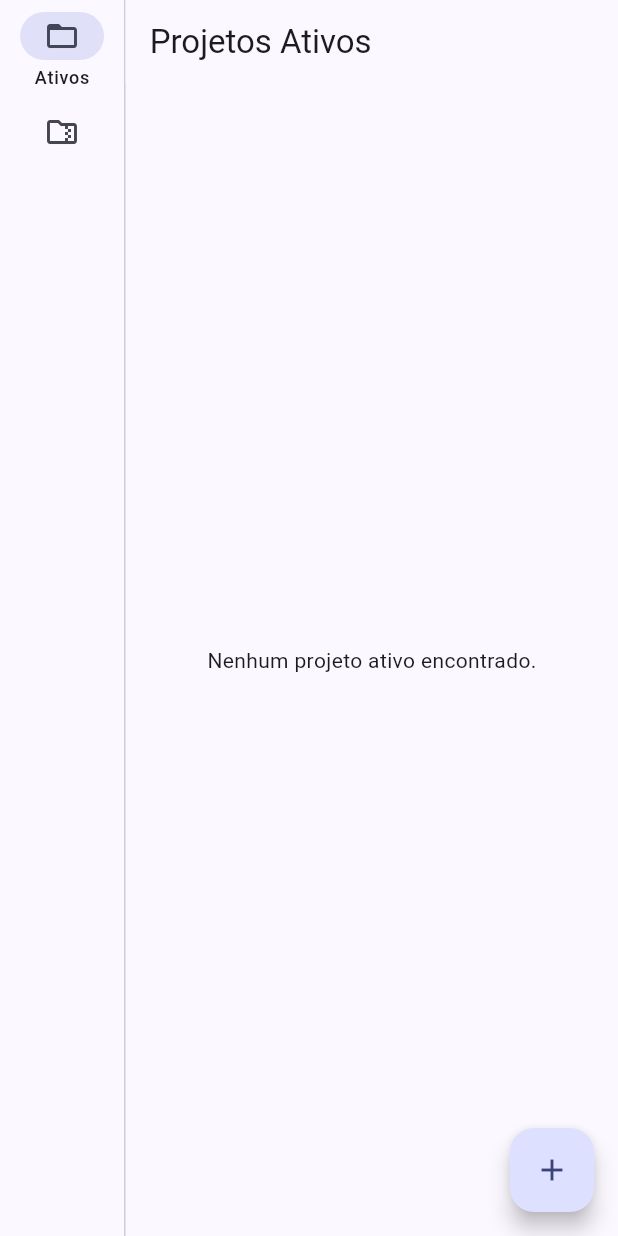
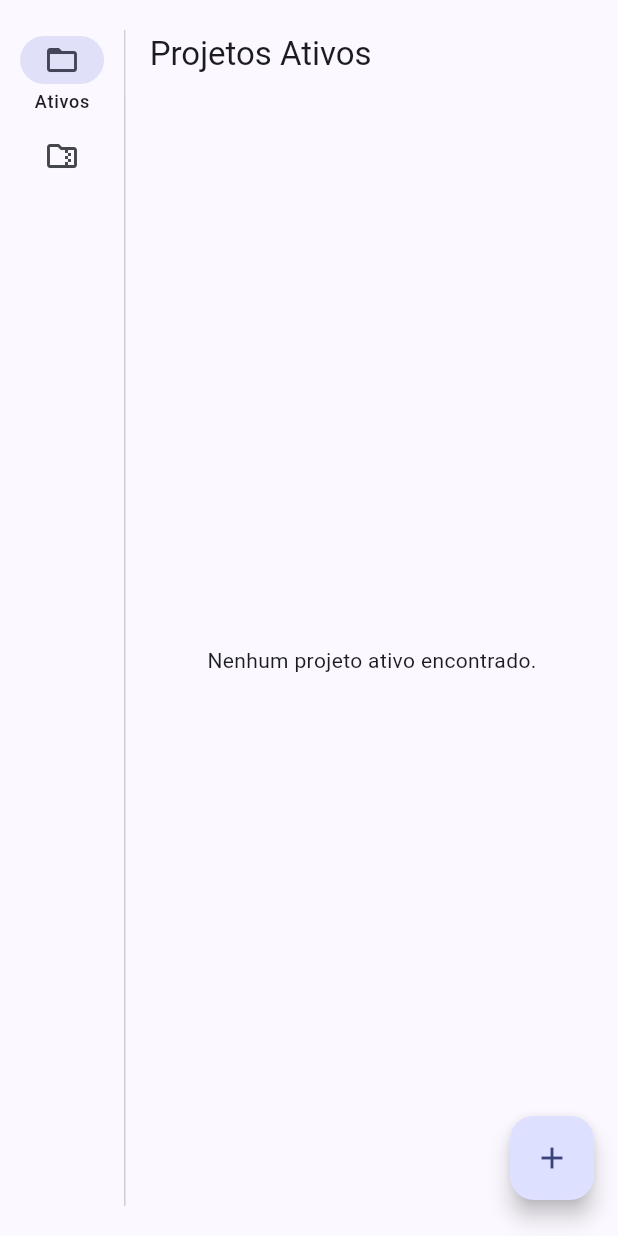
Before and after one commit to DavidDias1999/gerenciador_de_projetos, a Flutter app: the screen it shows after launch, on a phone screen of 412 x 824 dp. Run offline on Flutter 3.47's test engine with Material 3 defaults, Android fonts, the phone set to English and light mode, and no system bars; our stand-ins replace drift; missing offline and left inert: window_manager; accounts and stored records are empty; generated files the repository leaves out were written again.

Commit message:
feat: Atualiza aspectos visuais

```diff
--- a/lib/ui/app/widgets/app.dart
+++ b/lib/ui/app/widgets/app.dart
@@ -18,7 +18,9 @@ class _AppGDPState extends State<AppGDP> {
     return Scaffold(
       body: Row(
         children: [
-          NavigationRail(
+          Padding(
+            padding: const EdgeInsets.symmetric(vertical: 16),
+            child: NavigationRail(
               selectedIndex: _selectedIndex,
               onDestinationSelected: (int index) {
                 setState(() {
@@ -39,7 +41,13 @@ class _AppGDPState extends State<AppGDP> {
                 ),
               ],
             ),
-          const VerticalDivider(thickness: 1, width: 1),
+          ),
+          const VerticalDivider(
+            thickness: 1,
+            width: 1,
+            indent: 20,
+            endIndent: 20,
+          ),
           Expanded(
             child: _selectedIndex == 0
                 ? const ProjectListScreen(projectType: ProjectType.active)
--- a/lib/ui/projects/widgets/project_list_screen.dart
+++ b/lib/ui/projects/widgets/project_list_screen.dart
@@ -114,7 +114,9 @@ class _ProjectListScreenState extends State<ProjectListScreen> {
         ? 'Projetos Ativos'
         : 'Projetos Finalizados';
 
-    return Scaffold(
+    return Padding(
+      padding: const EdgeInsets.symmetric(vertical: 8),
+      child: Scaffold(
         appBar: AppBar(title: Text(title)),
         body: Consumer<ProjectViewModel>(
           builder: (context, viewModel, child) {
@@ -142,6 +144,7 @@ class _ProjectListScreenState extends State<ProjectListScreen> {
                   clipBehavior: Clip.antiAlias,
                   margin: const EdgeInsets.symmetric(vertical: 8.0),
                   child: ExpansionTile(
+                    shape: Border(),
                     key: ValueKey(project.id),
                     title: Row(
                       children: [
@@ -152,7 +155,7 @@ class _ProjectListScreenState extends State<ProjectListScreen> {
                             children: [
                               Text(
                                 project.projectName,
-                              style: Theme.of(context).textTheme.bodySmall,
+                                style: Theme.of(context).textTheme.bodyLarge,
                                 overflow: TextOverflow.ellipsis,
                               ),
                             ],
@@ -214,8 +217,14 @@ class _ProjectListScreenState extends State<ProjectListScreen> {
                     ),
                     children: project.steps.map((step) {
                       return Padding(
-                      padding: const EdgeInsets.fromLTRB(16.0, 8.0, 16.0, 8.0),
+                        padding: const EdgeInsets.fromLTRB(
+                          16.0,
+                          8.0,
+                          16.0,
+                          8.0,
+                        ),
                         child: ExpansionTile(
+                          shape: Border(),
                           key: ValueKey(step.id),
                           title: Row(
                             children: [
@@ -258,7 +267,10 @@ class _ProjectListScreenState extends State<ProjectListScreen> {
                                   );
                                 },
                               ),
-                            title: Text(task.title),
+                              title: Text(
+                                task.title,
+                                style: Theme.of(context).textTheme.bodyMedium,
+                              ),
                             );
                           }).toList(),
                         ),
@@ -276,6 +288,7 @@ class _ProjectListScreenState extends State<ProjectListScreen> {
                 child: const Icon(Icons.add),
               )
             : null,
+      ),
     );
   }
 }
```
Also changed, not shown: lib/main.dart (+16 -0 lines). Lines whose indentation alone changed are shown as unchanged.
